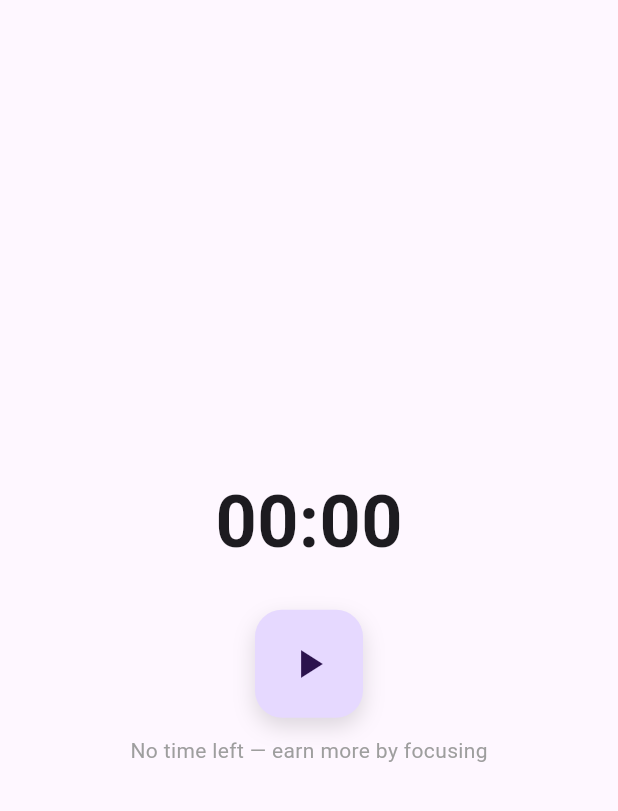
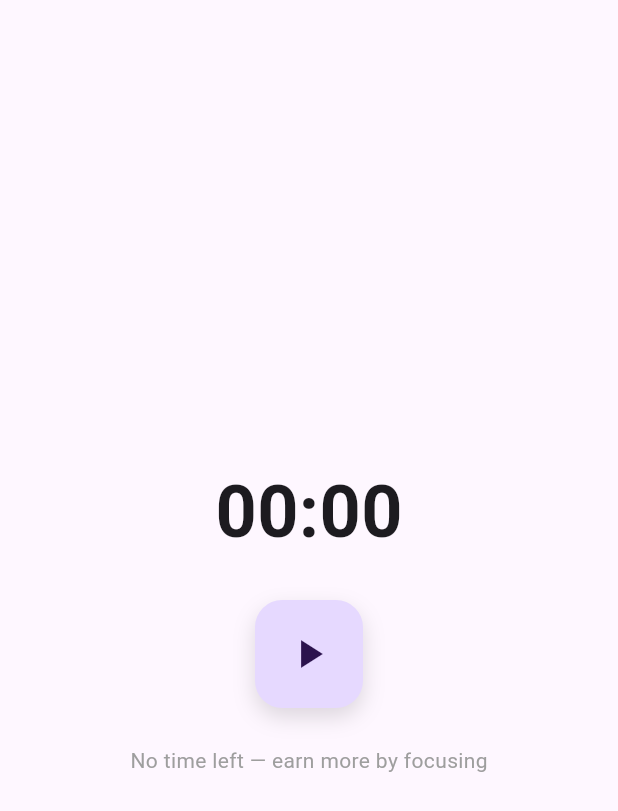
Before and after one commit to skatemonkey/TimeTrade, a Flutter app: the LeisurePage widget shown alone on an empty page, opened directly, on a phone screen of 412 x 824 dp. Shown: the top 811 px of the screen. Run offline on Flutter 3.47's test engine with Material 3 defaults, Android fonts, the phone set to English and light mode, and no system bars; our stand-ins replace data_table_2, flutter_animate, sqflite_common_ffi; missing offline and left inert: flutter_advanced_table; accounts and stored records are empty.

Commit message:
slightly make it fit for the timer in focus and leisure page. still not perfect,

```diff
--- a/lib/page/leisure_page.dart
+++ b/lib/page/leisure_page.dart
@@ -4,6 +4,7 @@ import 'package:provider/provider.dart';
 import '../core/date_utils.dart';
 import '../data/dao/leisure_ledger_dao.dart';
 import '../services/TimerService.dart';
+import '../widgets/timer_section.dart';
 
 class LeisurePage extends StatefulWidget {
   const LeisurePage({super.key});
@@ -42,54 +43,54 @@ class _LeisurePageState extends State<LeisurePage> {
     }
   }
 
+  String _getRandomQuote() {
+    final quotes = [
+      "Rest is earned, not given.",
+      "Balance work and play — both shape you.",
+      "Enjoy the calm; you’ve earned it.",
+      "Recharge so you can rise stronger.",
+      "Use your time; don’t let it use you.",
+    ];
+    quotes.shuffle();
+    return quotes.first;
+  }
+
 
   @override
   Widget build(BuildContext context) {
     final svc = context.watch<TimerService>();
 
-    final isRunning = svc.isEntertainmentRunning;
+    final bool isRunning = svc.isEntertainmentRunning;
     final shownRemaining = isRunning ? svc.entertainmentLeftSec : _remainingSec;
-    final display = formatHMS(shownRemaining);
+    final String timeText = formatHMS(shownRemaining);
 
     return Center(
       child: Column(
         mainAxisSize: MainAxisSize.min,
         children: [
-          Text(
-            display,
-            style: const TextStyle(fontSize: 48, fontWeight: FontWeight.bold),
+
+          TimerSection(
+            timeText: timeText,
+            isRunning: isRunning,
+            onPressed: (shownRemaining > 0 || isRunning) ? _toggle : () {},
           ),
-          const SizedBox(height: 24),
-          InkWell(
-            onTap: (shownRemaining > 0 || isRunning) ? _toggle : null,
-            borderRadius: BorderRadius.circular(18),
-            child: Container(
-              width: 72,
-              height: 72,
-              decoration: BoxDecoration(
-                color: const Color(0xFFE6D9FF),
-                borderRadius: BorderRadius.circular(18),
-                boxShadow: const [
-                  BoxShadow(
-                    blurRadius: 12,
-                    offset: Offset(0, 6),
-                    color: Color(0x22000000),
-                  ),
-                ],
-              ),
-              child: Icon(
-                isRunning ? Icons.stop : Icons.play_arrow,
-                size: 32,
-                color: const Color(0xFF2B134D),
-              ),
-            ),
-          ),
-          const SizedBox(height: 12),
+
+          const SizedBox(height: 25),
           if (!isRunning && shownRemaining <= 0)
             const Text(
               "No time left — earn more by focusing",
               style: TextStyle(color: Colors.grey),
+            )
+          else
+            Text(
+              _getRandomQuote(),
+              textAlign: TextAlign.center,
+              style: const TextStyle(
+                color: Colors.grey,
+                fontStyle: FontStyle.italic,
+              ),
             ),
+
         ],
       ),
     );
--- /dev/null
+++ b/lib/widgets/timer_section.dart
@@ -0,0 +1,38 @@
+import 'package:flutter/material.dart';
+
+class TimerSection extends StatelessWidget {
+  final String timeText;
+  final bool isRunning;
+  final VoidCallback onPressed;
+
+  const TimerSection({
+    super.key,
+    required this.timeText,
+    required this.isRunning,
+    required this.onPressed,
+  });
+
+  @override
+  Widget build(BuildContext context) {
+    return Column(
+      mainAxisSize: MainAxisSize.min,
+      children: [
+        Text(timeText, style: const TextStyle(fontSize: 48, fontWeight: FontWeight.bold)),
+        const SizedBox(height: 24),
+        InkWell(
+          onTap: onPressed,
+          borderRadius: BorderRadius.circular(18),
+          child: Container(
+            width: 72, height: 72,
+            decoration: BoxDecoration(
+              color: const Color(0xFFE6D9FF),
+              borderRadius: BorderRadius.circular(18),
+              boxShadow: const [BoxShadow(blurRadius: 12, offset: Offset(0, 6), color: Color(0x22000000))],
+            ),
+            child: Icon(isRunning ? Icons.stop : Icons.play_arrow, size: 32, color: const Color(0xFF2B134D)),
+          ),
+        ),
+      ],
+    );
+  }
+}
```
Also changed, not shown: lib/page/focus_page.dart (+10 -38 lines).
